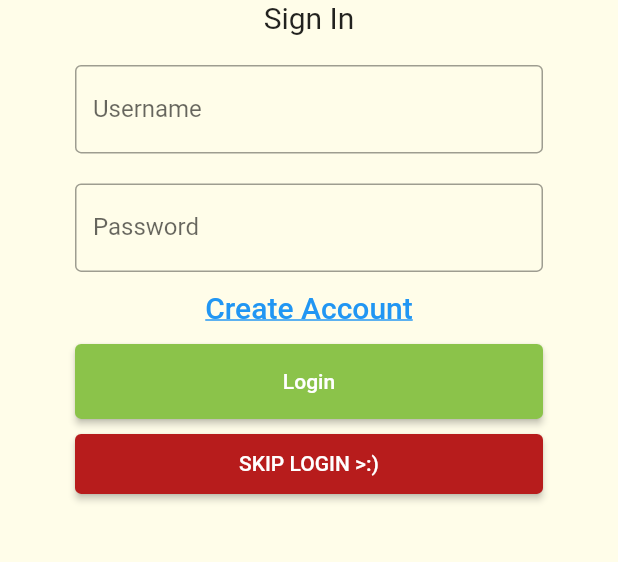
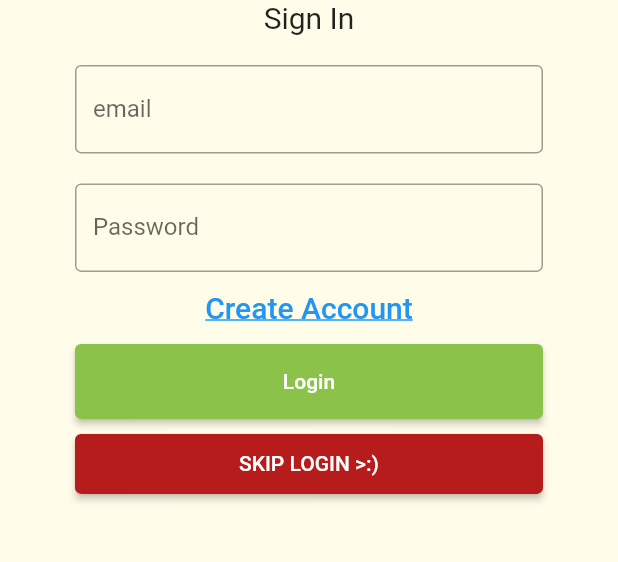
Before and after one commit to MorphewPrime/campus-battle, a Flutter app: the screen it shows after launch, after a tap on "Login", on a phone screen of 412 x 824 dp, the part 384-946 px from its top. Run offline on Flutter 3.47's test engine with Material 2 defaults, Android fonts, the phone set to English and light mode, and no system bars; our stand-ins replace firebase_auth, firebase_core, font_awesome_flutter, geolocator, google_maps_flutter, toggle_switch; missing offline and left inert: flame, panorama, sprung; accounts and stored records are empty; network calls fail.

```diff
--- a/lib/screens/welcome/create_account_screen.dart
+++ b/lib/screens/welcome/create_account_screen.dart
@@ -94,7 +94,7 @@ class _BodyState extends State<Body> {
                   _emailController, // connect the email controller to acess the user's input
               decoration: const InputDecoration(
                 border: OutlineInputBorder(),
-                labelText: 'Username',
+                labelText: 'email',
               ),
             ),
           ),
--- a/lib/screens/welcome/login_screen.dart
+++ b/lib/screens/welcome/login_screen.dart
@@ -53,10 +53,18 @@ class _BodyState extends State<Body> {
                   send user to next Screen
   */
   Future signIn() async {
-    await FirebaseAuth.instance.signInWithEmailAndPassword(
-        email: _emailController.text.trim(),
-        password: _passController.text.trim());
-    Navigator.pushNamed(context, '/gameMap');
+    try {
+      await FirebaseAuth.instance.signInWithEmailAndPassword(
+          email: _emailController.text.trim(),
+          password: _passController.text.trim());
+      Navigator.pushNamed(context, '/gameMap');
+    } on FirebaseAuthException catch (e) {
+      if (e.code == 'wrong-password') {
+        print('wrong password');
+      } else if (e.code == 'user-not-found') {
+        print('no user found');
+      }
+    }
   }
 
   // dispose of objects in the username/pwd textfields
@@ -101,7 +109,7 @@ class _BodyState extends State<Body> {
                   _emailController, // connect the email controller to acess the user's input
               decoration: const InputDecoration(
                 border: OutlineInputBorder(),
-                labelText: 'Username',
+                labelText: 'email',
               ),
             ),
           ),
```
